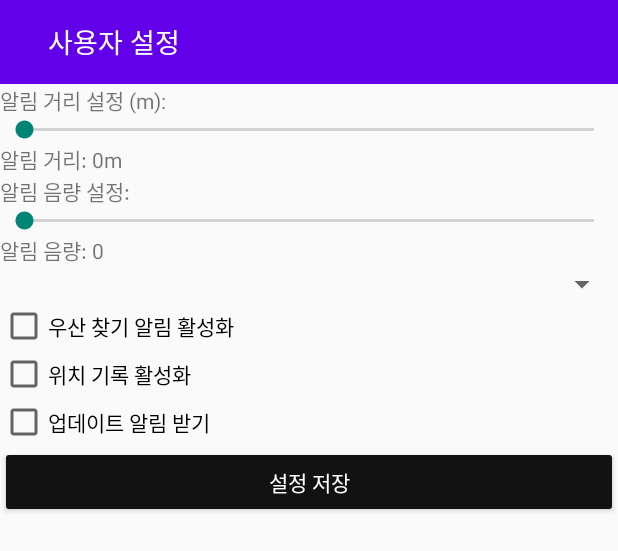
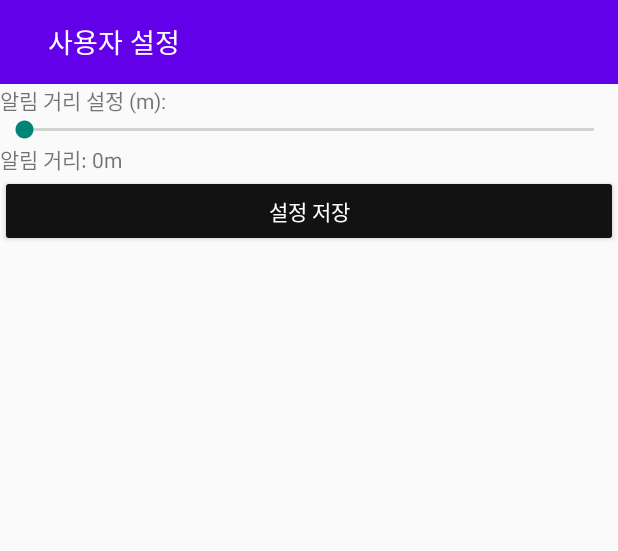
Before and after one commit to SmartUmbrella-Capstone/SmartUmbrella, an Android app: the layout activity_setting.xml on its own in the app's theme, with its tools: preview values and no code run, on a phone screen of 412 x 824 dp. Shown: the top 551 px of the screen. Run offline under Robolectric (Android 15) with nearby library versions, the phone set to English and light mode, and no system bars.

Commit message:
setting change
setting change

```diff
--- a/app/src/main/res/layout/activity_setting.xml
+++ b/app/src/main/res/layout/activity_setting.xml
@@ -41,49 +41,14 @@
         android:layout_height="wrap_content"
         android:text="알림 거리: 0m" />
 
-    <TextView
-        android:layout_width="wrap_content"
-        android:layout_height="wrap_content"
-        android:text="알림 음량 설정:" />
 
-    <SeekBar
-        android:id="@+id/seekBarVolume"
-        android:layout_width="match_parent"
-        android:layout_height="wrap_content" />
 
-    <TextView
-        android:id="@+id/textViewVolume"
-        android:layout_width="wrap_content"
-        android:layout_height="wrap_content"
-        android:text="알림 음량: 0" />
 
 <!--    <TextView-->
 <!--        android:layout_width="wrap_content"-->
 <!--        android:layout_height="wrap_content"-->
 <!--        android:text="알림 주기 설정:" />-->
 
-    <Spinner
-        android:id="@+id/spinnerInterval"
-        android:layout_width="match_parent"
-        android:layout_height="wrap_content" />
-
-    <CheckBox
-        android:id="@+id/checkBoxPriority"
-        android:layout_width="match_parent"
-        android:layout_height="wrap_content"
-        android:text="우산 찾기 알림 활성화" />
-
-    <CheckBox
-        android:id="@+id/checkBoxLocationEnable"
-        android:layout_width="match_parent"
-        android:layout_height="wrap_content"
-        android:text="위치 기록 활성화" />
-
-    <CheckBox
-        android:id="@+id/checkBoxUpdateAlert"
-        android:layout_width="match_parent"
-        android:layout_height="wrap_content"
-        android:text="업데이트 알림 받기" />
 
     <Button
         android:id="@+id/buttonSave"
```
Also changed, not shown: app/src/main/java/com/example/smartumbrella/DatabaseHelper.java (+0 -18 lines), app/src/main/java/com/example/smartumbrella/SettingActivity.java (+11 -44 lines).
